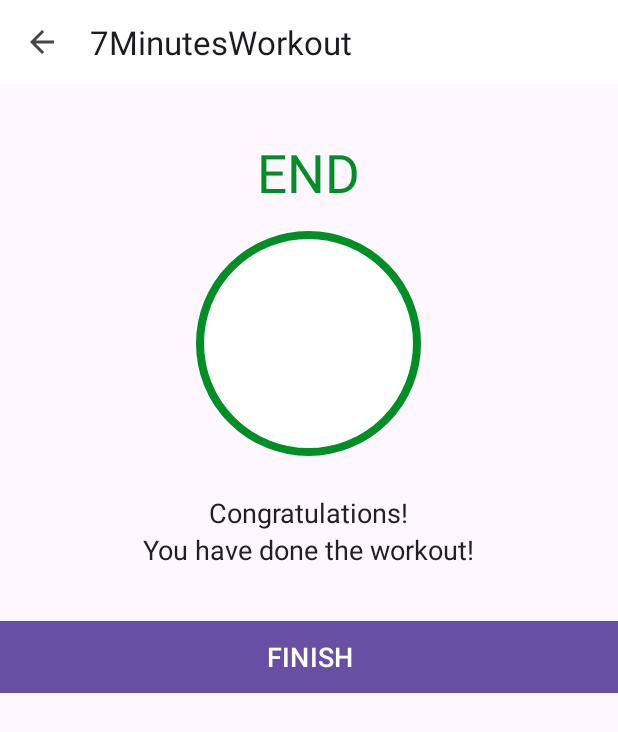
After one commit to AppLutter/Android-7Minutes-Workout-Practice-Seok, an Android app: the FinishActivity screen opened directly, with no data from a screen before it, on a phone screen of 412 x 824 dp. The commit adds this screen. Shown: the top 732 px of the screen. Run offline under Robolectric (Android 15) with nearby library versions, the phone set to English and light mode, and no system bars.

Commit message:
운동 끝나고 finish 화면 나타나도록 수정

```diff
--- a/app/src/main/AndroidManifest.xml
+++ b/app/src/main/AndroidManifest.xml
@@ -6,8 +6,8 @@
         <intent>
             <action android:name="android.intent.action.TTS-SERVICE" />
         </intent>
+    </queries>
 
-    </queries>
     <application
         android:allowBackup="true"
         android:dataExtractionRules="@xml/data_extraction_rules"
@@ -18,6 +18,9 @@
         android:supportsRtl="true"
         android:theme="@style/Theme.7MinutesWorkout"
         tools:targetApi="31">
+        <activity
+            android:name=".FinishActivity"
+            android:exported="false" />
         <activity
             android:name=".ExerciseActivity"
             android:exported="false" />
--- a/app/src/main/java/com/example/a7minutesworkout/ExerciseActivity.kt
+++ b/app/src/main/java/com/example/a7minutesworkout/ExerciseActivity.kt
@@ -1,5 +1,6 @@
 package com.example.a7minutesworkout
 
+import android.content.Intent
 import android.media.MediaPlayer
 import android.net.Uri
 import androidx.appcompat.app.AppCompatActivity
@@ -20,9 +21,11 @@
 
     private var restTimer: CountDownTimer? = null
     private var restProgress = 0
+    private var restTimerDuration: Long = 1
 
     private var exerciseTimer: CountDownTimer? = null
     private var exerciseProgress = 0
+    private var exerciseTimerDuration: Long = 1
 
 
     private var exerciseList: ArrayList<ExerciseModel>? = null
@@ -121,7 +124,7 @@
 
     private fun setRestProgressBar() {
         binding?.progressBar?.progress = restProgress
-        restTimer = object : CountDownTimer(10000, 1000) {
+        restTimer = object : CountDownTimer(restTimerDuration * 10, 1000) {
             override fun onTick(millisUntilFinished: Long) {
                 restProgress++
                 binding?.progressBar?.progress = 10 - restProgress
@@ -141,7 +144,7 @@
 
     private fun setExerciseProgressBar() {
         binding?.progressBarExercise?.progress = exerciseProgress
-        exerciseTimer = object : CountDownTimer(30000, 1000) {
+        exerciseTimer = object : CountDownTimer(exerciseTimerDuration, 1000) {
             override fun onTick(millisUntilFinished: Long) {
                 exerciseProgress++
                 binding?.progressBarExercise?.progress = 30 - exerciseProgress
@@ -154,13 +157,13 @@
                 exerciseAdapter!!.notifyDataSetChanged()
 
                 if (currentExercisePosition < exerciseList?.size!! - 1) {
+                    exerciseList!![currentExercisePosition].setIsSelected(false)
+                    exerciseList!![currentExercisePosition].setIsCompleted(true)
                     setupRestView()
                 } else {
-                    Toast.makeText(
-                        this@ExerciseActivity,
-                        "축하드립니다 운동 끝 !!", Toast.LENGTH_SHORT
-                    ).show()
-
+                    finish()
+                    val intent = Intent(this@ExerciseActivity, FinishActivity::class.java)
+                    startActivity(intent)
                 }
             }
 
--- /dev/null
+++ b/app/src/main/java/com/example/a7minutesworkout/FinishActivity.kt
@@ -0,0 +1,29 @@
+package com.example.a7minutesworkout
+
+import androidx.appcompat.app.AppCompatActivity
+import android.os.Bundle
+import com.example.a7minutesworkout.databinding.ActivityFinishBinding
+
+class FinishActivity : AppCompatActivity() {
+    private var binding: ActivityFinishBinding? = null
+
+    override fun onCreate(savedInstanceState: Bundle?) {
+        super.onCreate(savedInstanceState)
+        binding = ActivityFinishBinding.inflate(layoutInflater)
+        setContentView(binding?.root)
+
+        setSupportActionBar(binding?.toolbarFinishActivity)
+
+        if (supportActionBar != null) {
+            supportActionBar?.setDisplayHomeAsUpEnabled(true)
+        }
+
+        binding?.toolbarFinishActivity?.setNavigationOnClickListener {
+            onBackPressed()
+        }
+
+        binding?.btnFinish?.setOnClickListener {
+            finish()
+        }
+    }
+}
--- /dev/null
+++ b/app/src/main/res/layout/activity_finish.xml
@@ -0,0 +1,67 @@
+<?xml version="1.0" encoding="utf-8"?><!--TODO(Step 5 : Design the finish screen layout.)-->
+<!--START-->
+<LinearLayout xmlns:android="http://schemas.android.com/apk/res/android"
+    xmlns:tools="http://schemas.android.com/tools"
+    android:layout_width="match_parent"
+    android:layout_height="match_parent"
+    android:gravity="center_horizontal"
+    android:orientation="vertical"
+    tools:context=".FinishActivity">
+
+    <androidx.appcompat.widget.Toolbar
+        android:id="@+id/toolbar_finish_activity"
+        android:layout_width="match_parent"
+        android:layout_height="?android:attr/actionBarSize"
+        android:background="#FFFFFF" />
+
+    <TextView
+        android:id="@+id/tvEnd"
+        android:layout_width="wrap_content"
+        android:layout_height="wrap_content"
+        android:layout_marginTop="35dp"
+        android:text="END"
+        android:textColor="@color/colorAccent"
+        android:textSize="35sp" />
+
+    <LinearLayout
+        android:layout_width="150dp"
+        android:layout_height="150dp"
+        android:layout_gravity="center"
+        android:layout_marginTop="15dp"
+        android:background="@drawable/item_circular_color_accent_border"
+        android:gravity="center">
+
+        <!--Here the ic_action_done image in added in the drawables folders.-->
+        <ImageView
+            android:layout_width="50dp"
+            android:layout_height="50dp"
+            android:contentDescription="@string/image" />
+    </LinearLayout>
+
+    <TextView
+        android:layout_width="wrap_content"
+        android:layout_height="wrap_content"
+        android:layout_marginTop="25dp"
+        android:text="Congratulations!"
+        android:textColor="#212121"
+        android:textSize="18sp" />
+
+    <TextView
+        android:layout_width="wrap_content"
+        android:layout_height="wrap_content"
+        android:text="You have done the workout!"
+        android:textColor="#212121"
+        android:textSize="18sp" />
+
+    <Button
+        android:id="@+id/btnFinish"
+        android:layout_width="match_parent"
+        android:layout_height="wrap_content"
+        android:layout_gravity="bottom"
+        android:layout_marginTop="35dp"
+        android:background="@color/colorAccent"
+        android:text="FINISH"
+        android:textColor="#FFFFFF"
+        android:textSize="18sp" />
+
+</LinearLayout>
```
